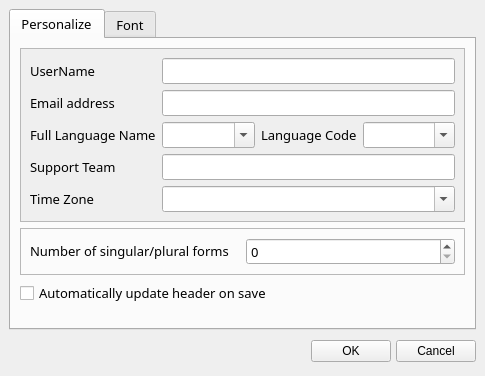
cc-archive/pootle, file editor/ui/Preference.ui: the form before one commit.
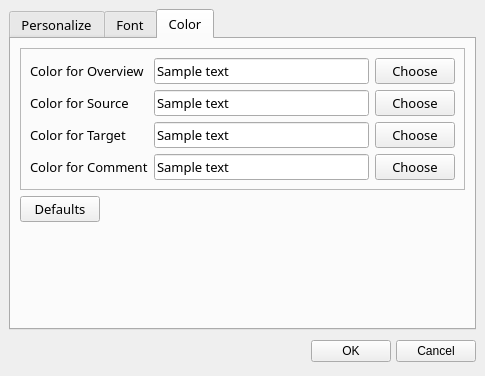
The form after the commit. The open tabs and pages were chosen to show the change.

Commit message: setTextcolor on overview, tuSource, tuTarget and comment

```diff
--- a/editor/ui/Preference.ui
+++ b/editor/ui/Preference.ui
@@ -734,6 +734,563 @@
        </item>
       </layout>
      </widget>
+     <widget class="QWidget" name="tab" >
+      <attribute name="title" >
+       <string>Color</string>
+      </attribute>
+      <layout class="QGridLayout" >
+       <property name="margin" >
+        <number>9</number>
+       </property>
+       <property name="spacing" >
+        <number>6</number>
+       </property>
+       <item row="2" column="0" >
+        <spacer>
+         <property name="orientation" >
+          <enum>Qt::Vertical</enum>
+         </property>
+         <property name="sizeType" >
+          <enum>QSizePolicy::MinimumExpanding</enum>
+         </property>
+         <property name="sizeHint" >
+          <size>
+           <width>20</width>
+           <height>40</height>
+          </size>
+         </property>
+        </spacer>
+       </item>
+       <item row="1" column="0" >
+        <widget class="QPushButton" name="bntColorDefaults" >
+         <property name="sizePolicy" >
+          <sizepolicy>
+           <hsizetype>0</hsizetype>
+           <vsizetype>0</vsizetype>
+           <horstretch>0</horstretch>
+           <verstretch>0</verstretch>
+          </sizepolicy>
+         </property>
+         <property name="text" >
+          <string>Defaults</string>
+         </property>
+        </widget>
+       </item>
+       <item row="0" column="0" >
+        <widget class="QFrame" name="frame2_2" >
+         <property name="sizePolicy" >
+          <sizepolicy>
+           <hsizetype>7</hsizetype>
+           <vsizetype>0</vsizetype>
+           <horstretch>0</horstretch>
+           <verstretch>0</verstretch>
+          </sizepolicy>
+         </property>
+         <property name="frameShape" >
+          <enum>QFrame::StyledPanel</enum>
+         </property>
+         <property name="frameShadow" >
+          <enum>QFrame::Raised</enum>
+         </property>
+         <layout class="QGridLayout" >
+          <property name="margin" >
+           <number>9</number>
+          </property>
+          <property name="spacing" >
+           <number>6</number>
+          </property>
+          <item row="3" column="0" >
+           <widget class="QLabel" name="ColorComment" >
+            <property name="sizePolicy" >
+             <sizepolicy>
+              <hsizetype>0</hsizetype>
+              <vsizetype>0</vsizetype>
+              <horstretch>0</horstretch>
+              <verstretch>0</verstretch>
+             </sizepolicy>
+            </property>
+            <property name="font" >
+             <font>
+              <family>Sans Serif</family>
+              <pointsize>10</pointsize>
+              <weight>50</weight>
+              <italic>false</italic>
+              <bold>false</bold>
+              <underline>false</underline>
+              <strikeout>false</strikeout>
+             </font>
+            </property>
+            <property name="text" >
+             <string>&lt;html>&lt;head>&lt;meta name="qrichtext" content="1" />&lt;/head>&lt;body style=" white-space: pre-wrap; font-family:Sans Serif; font-size:10pt; font-weight:400; font-style:normal; text-decoration:none;">&lt;p style=" margin-top:0px; margin-bottom:0px; margin-left:0px; margin-right:0px; -qt-block-indent:0; text-indent:0px;">Color for Comment&lt;/p>&lt;/body>&lt;/html></string>
+            </property>
+           </widget>
+          </item>
+          <item row="3" column="2" >
+           <widget class="QPushButton" name="bntColorComment" >
+            <property name="sizePolicy" >
+             <sizepolicy>
+              <hsizetype>0</hsizetype>
+              <vsizetype>0</vsizetype>
+              <horstretch>0</horstretch>
+              <verstretch>0</verstretch>
+             </sizepolicy>
+            </property>
+            <property name="text" >
+             <string>Choose</string>
+            </property>
+           </widget>
+          </item>
+          <item row="2" column="2" >
+           <widget class="QPushButton" name="bntColorTarget" >
+            <property name="sizePolicy" >
+             <sizepolicy>
+              <hsizetype>0</hsizetype>
+              <vsizetype>0</vsizetype>
+              <horstretch>0</horstretch>
+              <verstretch>0</verstretch>
+             </sizepolicy>
+            </property>
+            <property name="text" >
+             <string>Choose</string>
+            </property>
+           </widget>
+          </item>
+          <item row="1" column="2" >
+           <widget class="QPushButton" name="bntColorSource" >
+            <property name="sizePolicy" >
+             <sizepolicy>
+              <hsizetype>0</hsizetype>
+              <vsizetype>0</vsizetype>
+              <horstretch>0</horstretch>
+              <verstretch>0</verstretch>
+             </sizepolicy>
+            </property>
+            <property name="text" >
+             <string>Choose</string>
+            </property>
+           </widget>
+          </item>
+          <item row="0" column="2" >
+           <widget class="QPushButton" name="bntColorOverview" >
+            <property name="sizePolicy" >
+             <sizepolicy>
+              <hsizetype>0</hsizetype>
+              <vsizetype>0</vsizetype>
+              <horstretch>0</horstretch>
+              <verstretch>0</verstretch>
+             </sizepolicy>
+            </property>
+            <property name="text" >
+             <string>Choose</string>
+            </property>
+           </widget>
+          </item>
+          <item row="2" column="0" >
+           <widget class="QLabel" name="ColorTarget" >
+            <property name="sizePolicy" >
+             <sizepolicy>
+              <hsizetype>0</hsizetype>
+              <vsizetype>0</vsizetype>
+              <horstretch>0</horstretch>
+              <verstretch>0</verstretch>
+             </sizepolicy>
+            </property>
+            <property name="font" >
+             <font>
+              <family>Sans Serif</family>
+              <pointsize>10</pointsize>
+              <weight>50</weight>
+              <italic>false</italic>
+              <bold>false</bold>
+              <underline>false</underline>
+              <strikeout>false</strikeout>
+             </font>
+            </property>
+            <property name="text" >
+             <string>&lt;html>&lt;head>&lt;meta name="qrichtext" content="1" />&lt;/head>&lt;body style=" white-space: pre-wrap; font-family:Sans Serif; font-size:10pt; font-weight:400; font-style:normal; text-decoration:none;">&lt;p style=" margin-top:0px; margin-bottom:0px; margin-left:0px; margin-right:0px; -qt-block-indent:0; text-indent:0px;">Color for Target&lt;/p>&lt;/body>&lt;/html></string>
+            </property>
+           </widget>
+          </item>
+          <item row="0" column="0" >
+           <widget class="QLabel" name="ColorOverview" >
+            <property name="sizePolicy" >
+             <sizepolicy>
+              <hsizetype>0</hsizetype>
+              <vsizetype>0</vsizetype>
+              <horstretch>0</horstretch>
+              <verstretch>0</verstretch>
+             </sizepolicy>
+            </property>
+            <property name="maximumSize" >
+             <size>
+              <width>16777207</width>
+              <height>16777215</height>
+             </size>
+            </property>
+            <property name="font" >
+             <font>
+              <family>Sans Serif</family>
+              <pointsize>10</pointsize>
+              <weight>50</weight>
+              <italic>false</italic>
+              <bold>false</bold>
+              <underline>false</underline>
+              <strikeout>false</strikeout>
+             </font>
+            </property>
+            <property name="text" >
+             <string>&lt;html>&lt;head>&lt;meta name="qrichtext" content="1" />&lt;/head>&lt;body style=" white-space: pre-wrap; font-family:Sans Serif; font-size:10pt; font-weight:400; font-style:normal; text-decoration:none;">&lt;p style=" margin-top:0px; margin-bottom:0px; margin-left:0px; margin-right:0px; -qt-block-indent:0; text-indent:0px;">Color for Overview&lt;/p>&lt;/body>&lt;/html></string>
+            </property>
+            <property name="scaledContents" >
+             <bool>true</bool>
+            </property>
+            <property name="wordWrap" >
+             <bool>true</bool>
+            </property>
+            <property name="indent" >
+             <number>0</number>
+            </property>
+           </widget>
+          </item>
+          <item row="1" column="0" >
+           <widget class="QLabel" name="ColorSource" >
+            <property name="sizePolicy" >
+             <sizepolicy>
+              <hsizetype>0</hsizetype>
+              <vsizetype>0</vsizetype>
+              <horstretch>0</horstretch>
+              <verstretch>0</verstretch>
+             </sizepolicy>
+            </property>
+            <property name="font" >
+             <font>
+              <family>Sans Serif</family>
+              <pointsize>10</pointsize>
+              <weight>50</weight>
+              <italic>false</italic>
+              <bold>false</bold>
+              <underline>false</underline>
+              <strikeout>false</strikeout>
+             </font>
+            </property>
+            <property name="text" >
+             <string>&lt;html>&lt;head>&lt;meta name="qrichtext" content="1" />&lt;/head>&lt;body style=" white-space: pre-wrap; font-family:Sans Serif; font-size:10pt; font-weight:400; font-style:normal; text-decoration:none;">&lt;p style=" margin-top:0px; margin-bottom:0px; margin-left:0px; margin-right:0px; -qt-block-indent:0; text-indent:0px;">Color for Source&lt;/p>&lt;/body>&lt;/html></string>
+            </property>
+           </widget>
+          </item>
+          <item row="2" column="1" >
+           <widget class="QLineEdit" name="tuTargetColor" >
+            <property name="text" >
+             <string>Sample text</string>
+            </property>
+            <property name="readOnly" >
+             <bool>true</bool>
+            </property>
+           </widget>
+          </item>
+          <item row="3" column="1" >
+           <widget class="QLineEdit" name="commentColor" >
+            <property name="text" >
+             <string>Sample text</string>
+            </property>
+            <property name="readOnly" >
+             <bool>true</bool>
+            </property>
+           </widget>
+          </item>
+          <item row="0" column="1" >
+           <widget class="QLineEdit" name="overviewColor" >
+            <property name="enabled" >
+             <bool>true</bool>
+            </property>
+            <property name="text" >
+             <string>Sample text</string>
+            </property>
+            <property name="readOnly" >
+             <bool>true</bool>
+            </property>
+           </widget>
+          </item>
+          <item row="1" column="1" >
+           <widget class="QLineEdit" name="tuSourceColor" >
+            <property name="palette" >
+             <palette>
+              <active>
+               <color>
+                <red>0</red>
+                <green>0</green>
+                <blue>0</blue>
+               </color>
+               <color>
+                <red>221</red>
+                <green>223</green>
+                <blue>228</blue>
+               </color>
+               <color>
+                <red>255</red>
+                <green>255</green>
+                <blue>255</blue>
+               </color>
+               <color>
+                <red>255</red>
+                <green>255</green>
+                <blue>255</blue>
+               </color>
+               <color>
+                <red>85</red>
+                <green>85</green>
+                <blue>85</blue>
+               </color>
+               <color>
+                <red>199</red>
+                <green>199</green>
+                <blue>199</blue>
+               </color>
+               <color>
+                <red>0</red>
+                <green>0</green>
+                <blue>0</blue>
+               </color>
+               <color>
+                <red>255</red>
+                <green>255</green>
+                <blue>255</blue>
+               </color>
+               <color>
+                <red>0</red>
+                <green>0</green>
+                <blue>0</blue>
+               </color>
+               <color>
+                <red>255</red>
+                <green>255</green>
+                <blue>255</blue>
+               </color>
+               <color>
+                <red>239</red>
+                <green>239</green>
+                <blue>239</blue>
+               </color>
+               <color>
+                <red>0</red>
+                <green>0</green>
+                <blue>0</blue>
+               </color>
+               <color>
+                <red>103</red>
+                <green>141</green>
+                <blue>178</blue>
+               </color>
+               <color>
+                <red>255</red>
+                <green>255</green>
+                <blue>255</blue>
+               </color>
+               <color>
+                <red>0</red>
+                <green>0</green>
+                <blue>238</blue>
+               </color>
+               <color>
+                <red>82</red>
+                <green>24</green>
+                <blue>139</blue>
+               </color>
+               <color>
+                <red>232</red>
+                <green>232</green>
+                <blue>232</blue>
+               </color>
+              </active>
+              <inactive>
+               <color>
+                <red>0</red>
+                <green>0</green>
+                <blue>0</blue>
+               </color>
+               <color>
+                <red>221</red>
+                <green>223</green>
+                <blue>228</blue>
+               </color>
+               <color>
+                <red>255</red>
+                <green>255</green>
+                <blue>255</blue>
+               </color>
+               <color>
+                <red>255</red>
+                <green>255</green>
+                <blue>255</blue>
+               </color>
+               <color>
+                <red>85</red>
+                <green>85</green>
+                <blue>85</blue>
+               </color>
+               <color>
+                <red>199</red>
+                <green>199</green>
+                <blue>199</blue>
+               </color>
+               <color>
+                <red>0</red>
+                <green>0</green>
+                <blue>0</blue>
+               </color>
+               <color>
+                <red>255</red>
+                <green>255</green>
+                <blue>255</blue>
+               </color>
+               <color>
+                <red>0</red>
+                <green>0</green>
+                <blue>0</blue>
+               </color>
+               <color>
+                <red>255</red>
+                <green>255</green>
+                <blue>255</blue>
+               </color>
+               <color>
+                <red>239</red>
+                <green>239</green>
+                <blue>239</blue>
+               </color>
+               <color>
+                <red>0</red>
+                <green>0</green>
+                <blue>0</blue>
+               </color>
+               <color>
+                <red>103</red>
+                <green>141</green>
+                <blue>178</blue>
+               </color>
+               <color>
+                <red>255</red>
+                <green>255</green>
+                <blue>255</blue>
+               </color>
+               <color>
+                <red>0</red>
+                <green>0</green>
+                <blue>238</blue>
+               </color>
+               <color>
+                <red>82</red>
+                <green>24</green>
+                <blue>139</blue>
+               </color>
+               <color>
+                <red>232</red>
+                <green>232</green>
+                <blue>232</blue>
+               </color>
+              </inactive>
+              <disabled>
+               <color>
+                <red>128</red>
+                <green>128</green>
+                <blue>128</blue>
+               </color>
+               <color>
+                <red>221</red>
+                <green>223</green>
+                <blue>228</blue>
+               </color>
+               <color>
+                <red>255</red>
+                <green>255</green>
+                <blue>255</blue>
+               </color>
+               <color>
+                <red>255</red>
+                <green>255</green>
+                <blue>255</blue>
+               </color>
+               <color>
+                <red>85</red>
+                <green>85</green>
+                <blue>85</blue>
+               </color>
+               <color>
+                <red>199</red>
+                <green>199</green>
+                <blue>199</blue>
+               </color>
+               <color>
+                <red>199</red>
+                <green>199</green>
+                <blue>199</blue>
+               </color>
+               <color>
+                <red>255</red>
+                <green>255</green>
+                <blue>255</blue>
+               </color>
+               <color>
+                <red>128</red>
+                <green>128</green>
+                <blue>128</blue>
+               </color>
+               <color>
+                <red>239</red>
+                <green>239</green>
+                <blue>239</blue>
+               </color>
+               <color>
+                <red>239</red>
+                <green>239</green>
+                <blue>239</blue>
+               </color>
+               <color>
+                <red>0</red>
+                <green>0</green>
+                <blue>0</blue>
+               </color>
+               <color>
+                <red>86</red>
+                <green>117</green>
+                <blue>148</blue>
+               </color>
+               <color>
+                <red>255</red>
+                <green>255</green>
+                <blue>255</blue>
+               </color>
+               <color>
+                <red>0</red>
+                <green>0</green>
+                <blue>238</blue>
+               </color>
+               <color>
+                <red>82</red>
+                <green>24</green>
+                <blue>139</blue>
+               </color>
+               <color>
+                <red>232</red>
+                <green>232</green>
+                <blue>232</blue>
+               </color>
+              </disabled>
+             </palette>
+            </property>
+            <property name="text" >
+             <string>Sample text</string>
+            </property>
+            <property name="readOnly" >
+             <bool>true</bool>
+            </property>
+           </widget>
+          </item>
+         </layout>
+        </widget>
+       </item>
+      </layout>
+     </widget>
     </widget>
    </item>
    <item row="1" column="0" >
@@ -751,7 +1308,7 @@
        </property>
        <property name="sizeHint" >
         <size>
-         <width>285</width>
+         <width>287</width>
          <height>31</height>
         </size>
        </property>
```
The commit also changes 10 other files.
